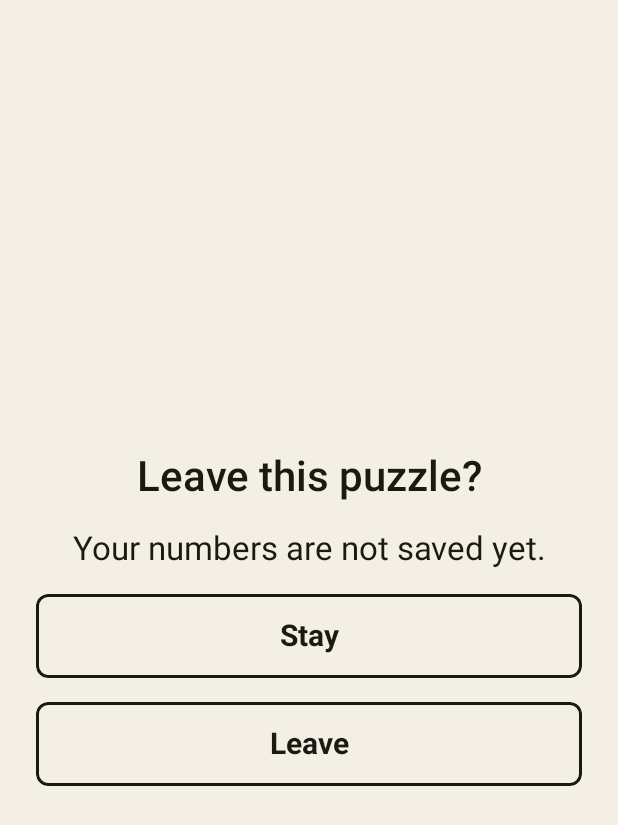
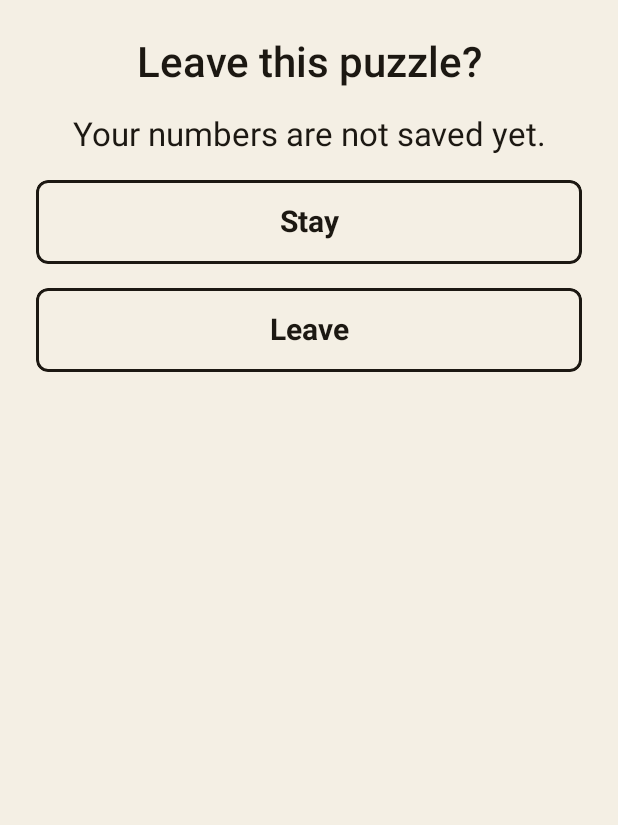
Before and after one commit to keenanhutka/Sudoku, an Android app built with Jetpack Compose: the screen it shows after launch (MainActivity), after a tap on "Home", on a phone screen of 412 x 824 dp. Shown: the top 825 px of the screen. Run offline under Robolectric (Android 15) with nearby library versions, the phone set to English and light mode, and no system bars; 1 other tap on this screen came first.

Commit message:
Keep Leave reachable and speak the warning.
On a short screen the Leave button could sit past the bottom. The warning is now spoken when Home is tapped.

```diff
--- a/app/src/main/java/com/keenanhutka/seniorsudoku/ui/HomeScreen.kt
+++ b/app/src/main/java/com/keenanhutka/seniorsudoku/ui/HomeScreen.kt
@@ -559,9 +559,10 @@ private fun LeavePuzzle(onStay: () -> Unit, onLeave: () -> Unit) {
         Modifier
             .fillMaxSize()
             .windowInsetsPadding(WindowInsets.safeDrawing)
+            .verticalScroll(rememberScrollState())
             .padding(24.dp),
         horizontalAlignment = Alignment.CenterHorizontally,
-        verticalArrangement = Arrangement.spacedBy(16.dp, Alignment.CenterVertically),
+        verticalArrangement = Arrangement.spacedBy(16.dp),
     ) {
         Text(
             text = "Leave this puzzle?",
@@ -572,6 +573,7 @@ private fun LeavePuzzle(onStay: () -> Unit, onLeave: () -> Unit) {
         )
         Text(
             text = LeaveWarning,
+            modifier = Modifier.semantics { liveRegion = LiveRegionMode.Polite },
             style = MaterialTheme.typography.titleLarge,
             color = MaterialTheme.colorScheme.onBackground,
             textAlign = TextAlign.Center,
```
Also changed, not shown: 1 other file.
